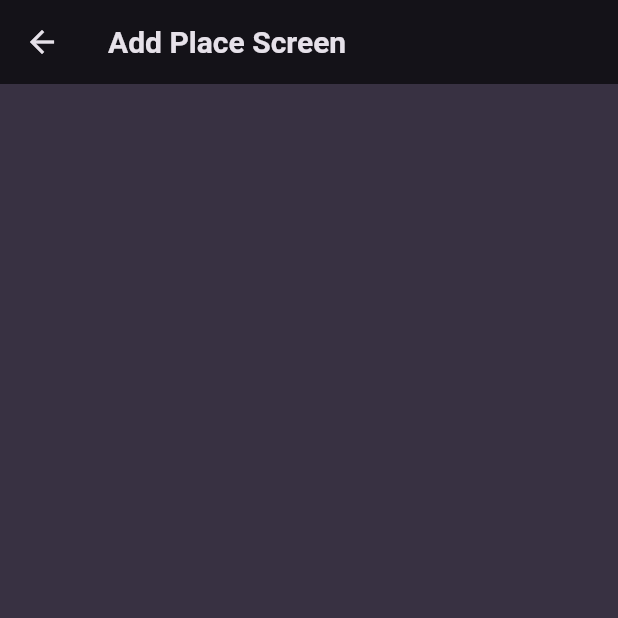
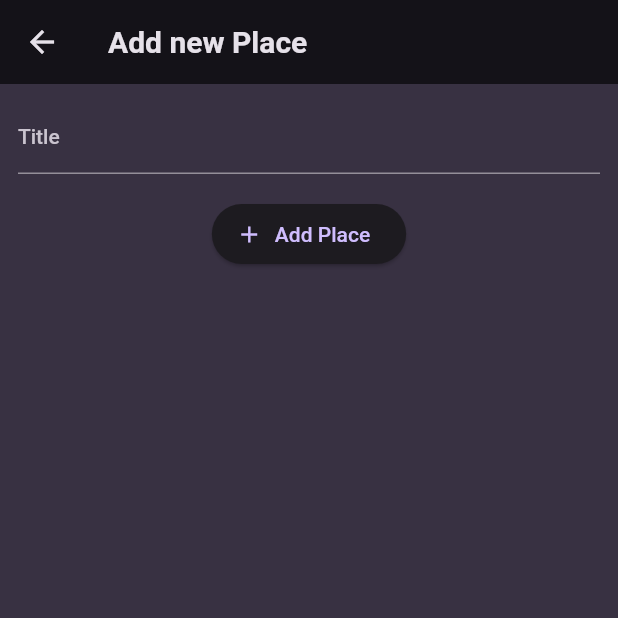
Before and after one commit to Khammunh/EndApp, a Flutter app: the AddPlaceScreen screen opened directly, on a phone screen of 412 x 824 dp, the top half of it. Run offline on Flutter 3.47's test engine with Material 2 defaults, Android fonts, the phone set to English and light mode, and no system bars; our stand-ins replace google_fonts.

```diff
--- a/lib/main.dart
+++ b/lib/main.dart
@@ -38,6 +38,7 @@ class MyApp extends StatelessWidget {
   @override
   Widget build(BuildContext context) {
     return MaterialApp(
+      debugShowCheckedModeBanner: false,
       title: 'Great Places',
       theme: theme,
       home: const PlacesScreen()
--- a/lib/screens/add_place.dart
+++ b/lib/screens/add_place.dart
@@ -8,11 +8,38 @@ class AddPlaceScreen extends StatefulWidget {
 }
 
 class _AddPlaceScreenState extends State<AddPlaceScreen> {
+  final _titleController = TextEditingController();
+  @override
+  void dispose() {
+    _titleController.dispose();
+    super.dispose();
+  }
+
   @override
   Widget build(BuildContext context) {
     return Scaffold(
       appBar: AppBar(
-        title:const Text('Add Place Screen'),
+        title: const Text('Add new Place'),
+      ),
+      body: SingleChildScrollView(
+        padding: const EdgeInsets.all(12),
+        child: Column(
+          children: [
+            TextField(
+              decoration: const InputDecoration(labelText: 'Title'),
+              controller: _titleController,
+              style: TextStyle(
+                color: Theme.of(context).colorScheme.onBackground,
+              ),
+            ),
+            const SizedBox(height: 16),
+            ElevatedButton.icon(
+              onPressed: () {},
+              icon: const Icon(Icons.add),
+              label: const Text('Add Place'),
+            ),
+          ],
+        ),
       ),
     );
   }
```
Also changed, not shown: lib/screens/places.dart (+8 -1 lines).
